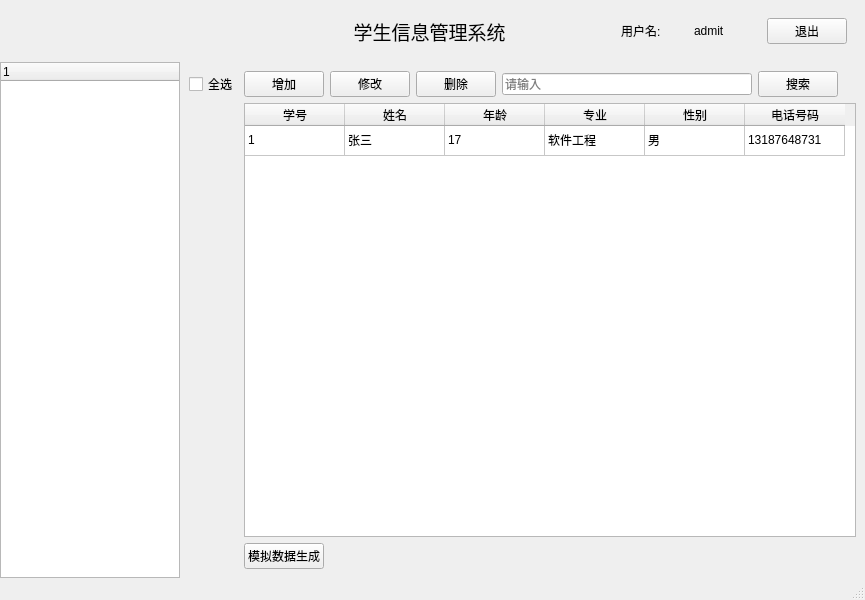
Old version of the form mainwindow.ui in the repository ShortBackboard/studentManager.
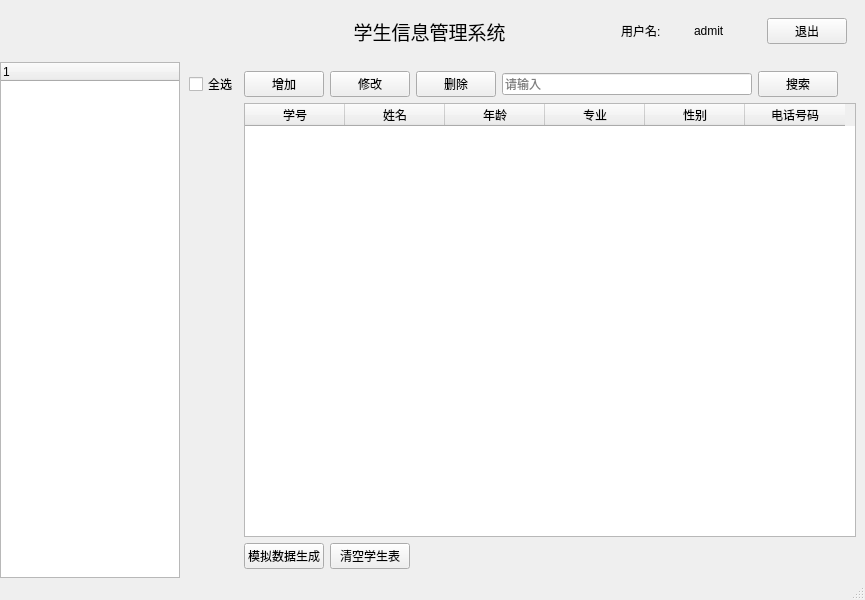
New version of the form. Icons and pictures are not drawn.

Commit message: Realize the MainWindow buttons : add, delete, modify and select functions.

The edit to the form file:
```diff
--- a/mainwindow.ui
+++ b/mainwindow.ui
@@ -187,11 +187,6 @@
           <attribute name="verticalHeaderVisible">
            <bool>false</bool>
           </attribute>
-          <row>
-           <property name="text">
-            <string>1</string>
-           </property>
-          </row>
           <column>
            <property name="text">
             <string>学号</string>
@@ -222,36 +217,6 @@
             <string>电话号码</string>
            </property>
           </column>
-          <item row="0" column="0">
-           <property name="text">
-            <string>1</string>
-           </property>
-          </item>
-          <item row="0" column="1">
-           <property name="text">
-            <string>张三</string>
-           </property>
-          </item>
-          <item row="0" column="2">
-           <property name="text">
-            <string>17</string>
-           </property>
-          </item>
-          <item row="0" column="3">
-           <property name="text">
-            <string>软件工程</string>
-           </property>
-          </item>
-          <item row="0" column="4">
-           <property name="text">
-            <string>男</string>
-           </property>
-          </item>
-          <item row="0" column="5">
-           <property name="text">
-            <string>13187648731</string>
-           </property>
-          </item>
          </widget>
         </item>
         <item row="1" column="4">
@@ -296,7 +261,7 @@
           </property>
          </widget>
         </item>
-        <item row="3" column="2">
+        <item row="3" column="3">
          <widget class="QLabel" name="lb_count">
           <property name="styleSheet">
            <string notr="true">color: rgb(255, 0, 0);</string>
@@ -306,6 +271,13 @@
           </property>
          </widget>
         </item>
+        <item row="3" column="2">
+         <widget class="QPushButton" name="btn_clear">
+          <property name="text">
+           <string>清空学生表</string>
+          </property>
+         </widget>
+        </item>
        </layout>
       </widget>
       <widget class="QWidget" name="page_2"/>
```
Left out of the diff: 10 changed lines with no effect on the pictures. The commit also changes 14 other files.
